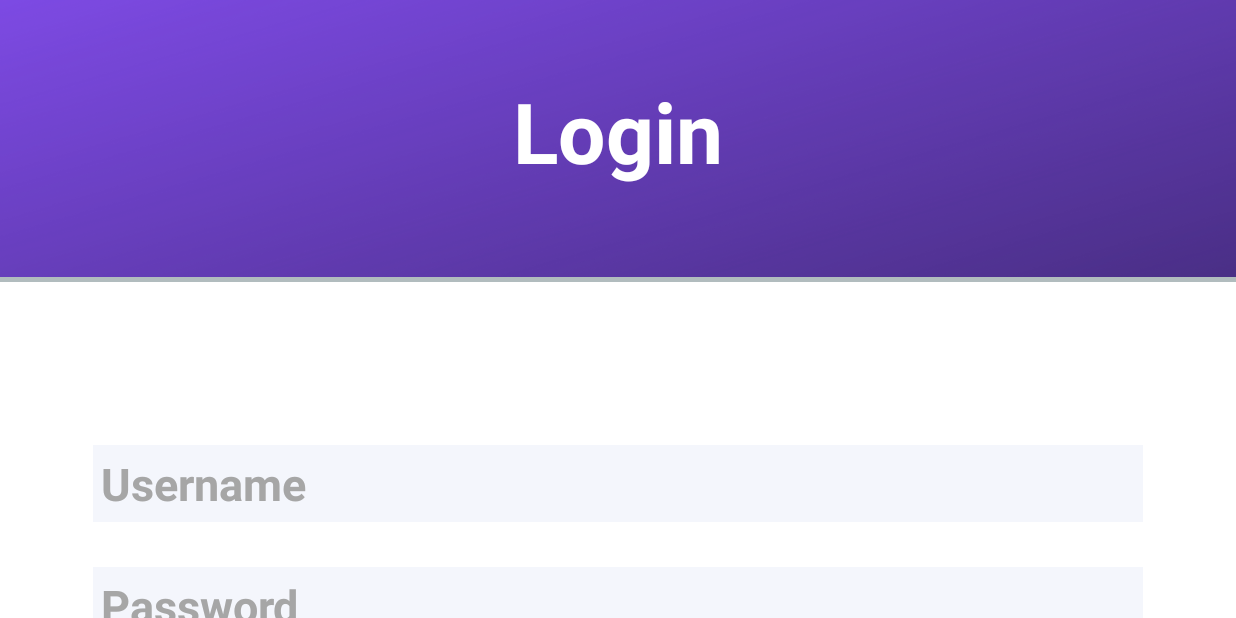
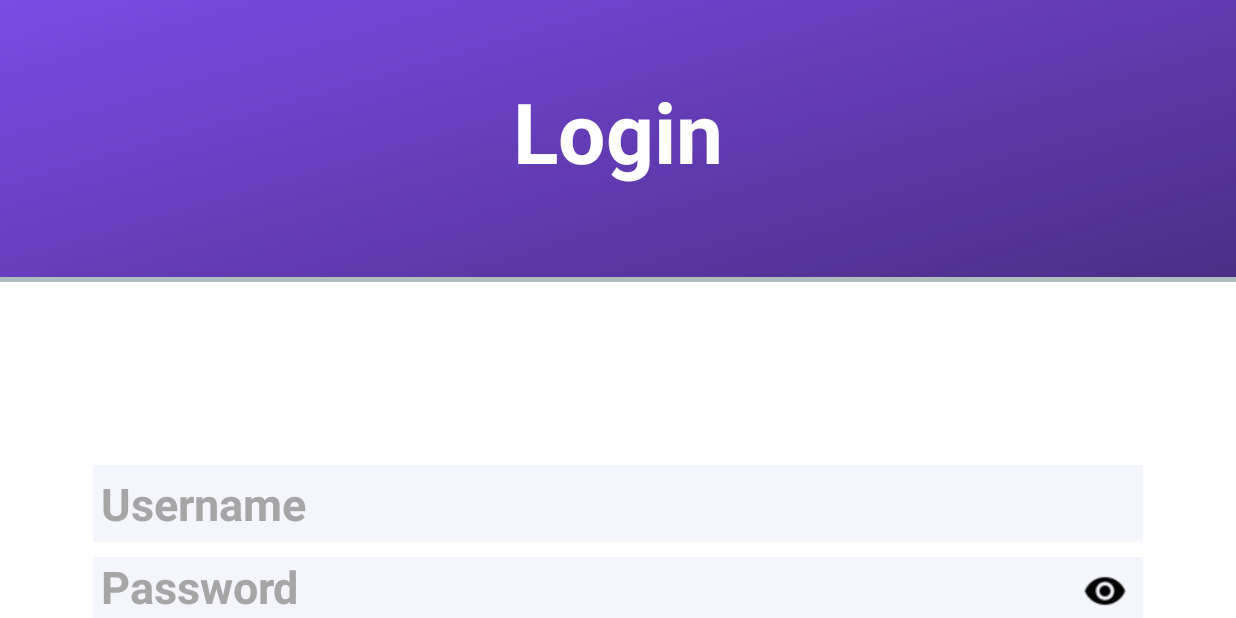
Before and after one commit to raullendines/eywa_android, an Android app: the Login screen opened directly, with no data from a screen before it, on a phone screen of 824 x 412 dp (held sideways). Run offline under Robolectric (Android 15) with nearby library versions, the phone set to English and light mode, and no system bars.

Commit message:
Login with features

```diff
--- a/app/src/main/java/com/example/eywa_android/Login.kt
+++ b/app/src/main/java/com/example/eywa_android/Login.kt
@@ -1,11 +1,44 @@
 package com.example.eywa_android
 
+import android.R.attr
+import android.os.Bundle
+import android.text.InputType
+import android.view.View
+import android.widget.EditText
+import android.widget.ImageView
 import androidx.appcompat.app.AppCompatActivity
-import android.os.Bundle
+import androidx.core.view.isVisible
+
 
 class Login : AppCompatActivity() {
     override fun onCreate(savedInstanceState: Bundle?) {
         super.onCreate(savedInstanceState)
         setContentView(R.layout.activity_login)
+
+        val img_on = findViewById<ImageView>(R.id.show_pass_btn)
+        val img_off = findViewById<ImageView>(R.id.hide_pass_btn)
+        val password = findViewById<EditText>(R.id.edit_password)
+
+        //Turn on password
+        img_on.setOnClickListener {
+            if (img_on.isVisible){
+                img_on.visibility =View.INVISIBLE
+                img_off.visibility =View.VISIBLE
+                password.setInputType(InputType.TYPE_CLASS_TEXT);
+                println("on")
+            }
+        }
+
+        //Turn off password
+        img_off.setOnClickListener {
+            if (img_off.isVisible){
+                img_on.visibility =View.VISIBLE
+                img_off.visibility =View.INVISIBLE
+                password.setInputType(InputType.TYPE_CLASS_TEXT or InputType.TYPE_TEXT_VARIATION_PASSWORD)
+                println("off")
+            }
+        }
+
+
     }
 }
--- a/app/src/main/res/layout/activity_login.xml
+++ b/app/src/main/res/layout/activity_login.xml
@@ -42,22 +42,57 @@
                     android:layout_height="wrap_content"
                     android:background="@color/light_grey"
                     android:padding="5dp"
-                    android:text="Username"
-                    android:textColor="@color/grey"
+                    android:textColor="@color/black"
+                    android:maxLines="1"
+                    android:lines="1"
                     android:textSize="30dp"
                     android:textStyle="bold"
+                    android:hint="Username"
+                    android:textColorHint="@color/grey"
                     />
 
-                <EditText
-                    android:layout_width="700dp"
+                <RelativeLayout
+                    android:layout_width="fill_parent"
                     android:layout_height="wrap_content"
-                    android:layout_marginTop="30dp"
-                    android:background="@color/light_grey"
-                    android:padding="5dp"
-                    android:text="Password"
-                    android:textColor="@color/grey"
-                    android:textSize="30dp"
-                    android:textStyle="bold" />
+                    android:layout_marginTop="10dp">
+
+                    <EditText
+                        android:id="@+id/edit_password"
+                        android:layout_width="fill_parent"
+                        android:layout_height="45dp"
+                        android:background="@color/light_grey"
+                        android:hint="Password"
+                        android:inputType="textPassword"
+                        android:padding="5dp"
+                        android:text=""
+                        android:textColor="@color/black"
+                        android:textColorHint="@color/grey"
+                        android:textSize="30dp"
+                        android:textStyle="bold" />
+
+                    <ImageView
+                        android:id="@+id/show_pass_btn"
+                        android:layout_width="40dp"
+                        android:layout_height="40dp"
+                        android:layout_alignParentRight="true"
+                        android:layout_centerVertical="true"
+                        android:layout_marginRight="5dp"
+                        android:padding="5dp"
+                        android:visibility="visible"
+                        android:src="@drawable/visibility_on" />
+
+                    <ImageView
+                        android:id="@+id/hide_pass_btn"
+                        android:layout_width="40dp"
+                        android:layout_height="40dp"
+                        android:layout_alignParentRight="true"
+                        android:layout_centerVertical="true"
+                        android:layout_marginRight="5dp"
+                        android:padding="5dp"
+                        android:visibility="invisible"
+                        android:src="@drawable/visibility_off" />
+                </RelativeLayout>
+
 
                 <LinearLayout
                     android:layout_width="match_parent"
```
Also changed, not shown: app/src/main/res/drawable/visibility_off.png (added), app/src/main/res/drawable/visibility_on.png (added).
